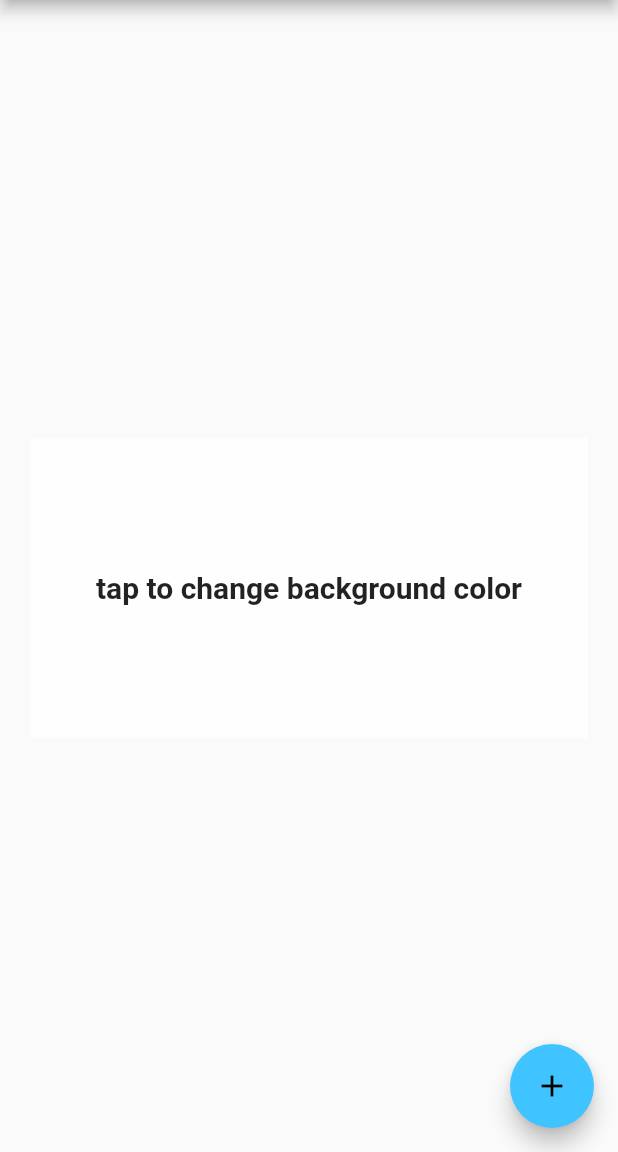
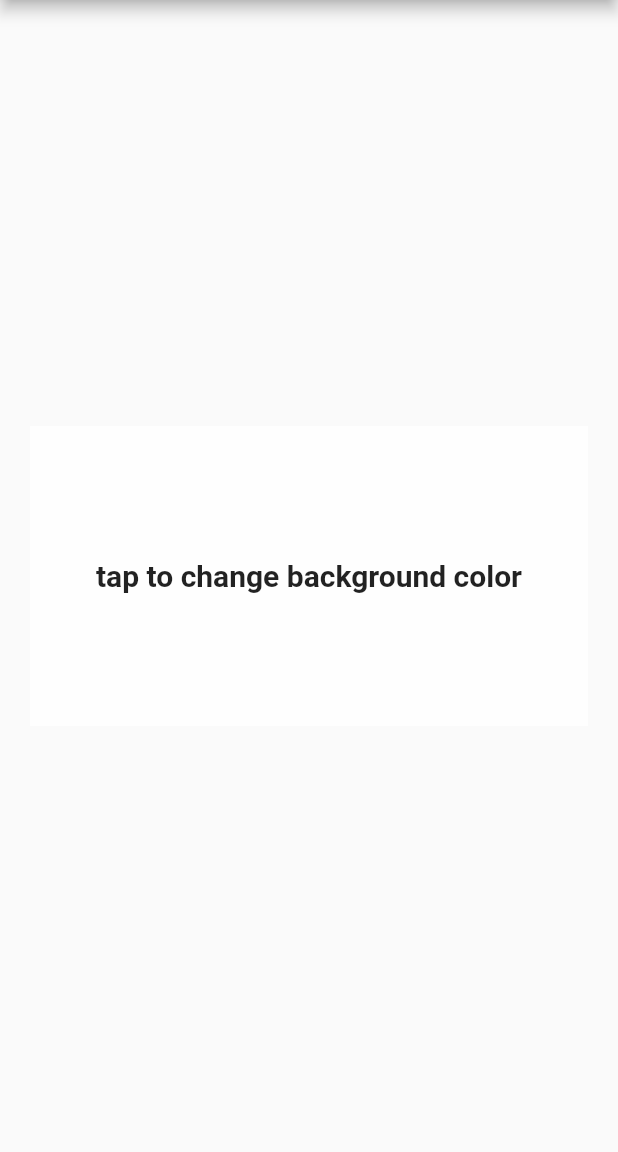
Before and after one commit to rcptanguilig/flutter_masters, a Flutter app: the screen it shows after launch, on a phone screen of 412 x 824 dp, the part 84-1236 px from its top. Run offline on Flutter 3.47's test engine with Material 2 defaults, Android fonts, the phone set to English and light mode, and no system bars.

Commit message:
initial commit for week2

```diff
--- a/lib/main.dart
+++ b/lib/main.dart
@@ -1,12 +1,31 @@
 import 'package:flutter/material.dart';
+import 'pages/row_and_column_page.dart';
+import 'pages/stack_page.dart';
+import 'pages/indexed_stack_page.dart';
+import 'pages/grid_page.dart';
+import 'pages/table_page.dart';
+import 'pages/flow_page.dart';
+import 'pages/wrap_page.dart';
+import 'pages/listview_page.dart';
+import 'helper.dart';
+import 'dart:math' as math;
+
 import 'pages/second_page.dart';
-import 'pages/add_info_page.dart';
-import 'dart:math' as math;
 
 void main() => runApp(MyApp());
 
 class MyApp extends StatelessWidget {
+  Helper helper;
   // This widget is the root of your application.
+
+  Color generateRandomColor() {
+    Helper.generateRandomColor();
+    return Color(
+        (math.Random().nextDouble() * 0xFFFFFF).toInt() <<
+            0)
+        .withOpacity(0.8);
+  }
+
   @override
   Widget build(BuildContext context) {
     return MaterialApp(
@@ -22,7 +41,14 @@ class MyApp extends StatelessWidget {
       ),
       home: MyHomePage(title: 'Flutter Masters'),
       routes: {
-        '/second': (BuildContext context) => SecondPage(),
+        '/rowcolumn': (BuildContext context) => RowAndColumnPage(),
+        '/stack': (BuildContext context) => SecondPage(),
+        '/istack': (BuildContext context) => SecondPage(),
+        '/grid': (BuildContext context) => SecondPage(),
+        '/table': (BuildContext context) => SecondPage(),
+        '/flow': (BuildContext context) => SecondPage(),
+        '/wrap': (BuildContext context) => WrapPage(),
+        '/listview': (BuildContext context) => ListViewPage(),
       },
     );
   }
@@ -39,26 +65,8 @@ class MyHomePage extends StatefulWidget {
 
 class _MyHomePageState extends State<MyHomePage> {
   String _testResult;
-  List<String> _textList = [];
+  final List<String> _helloList = ["Hello!","Përshëndetje!","أهلا!","Բարև՜։","Zdravo!","Hola!","你好！","Zdravo!","Ahoj!","Goddag!","Hallo!","Tere!","Hei!","Salut!","გამარჯობა!","Hallo!","Γειάσου!","नमस्ते!","Helló!","Halló!","Halo!","Ciao!","こんにちは！","សួរស្តី","여보세요!","Sveiki!","Здраво!","Hei","سلام!","Cześć!","Olá!","Bună!","Привет!","Здраво!","Ahoj!","Zdravo!","¡Hola!","Hallå!","สวัสดี","Merhaba!","Привіт!","chào"];
   Color _background = Colors.white70;
-
-  @override
-  void initState() {
-    super.initState();
-  }
-
-  void pushAddPage() async {
-    _testResult = await Navigator.push<String>(
-      context,
-      MaterialPageRoute(
-        builder: (context) => AddInfoPage(),
-      ),
-    );
-
-    if (_testResult != null && _testResult.isNotEmpty) {
-      _textList.add(_testResult);
-    }
-  }
 
   @override
   Widget build(BuildContext context) {
@@ -67,17 +75,74 @@ class _MyHomePageState extends State<MyHomePage> {
         title: Text(widget.title),
       ),
       drawer: Drawer(
-        child: Column(
+        child: ListView(
           children: <Widget>[
+            DrawerHeader(
+              child: Center(
+                child: Text(
+                  "Flutter UI Layouts",
+                  textAlign: TextAlign.center,
+                  style: TextStyle(
+                    fontWeight: FontWeight.bold,
+                    fontSize: 16.0,
+                  ),
+                ),
+              ),
+              decoration: BoxDecoration(color: Theme.of(context).accentColor),
+            ),
             ListTile(
-              title: Text("Add text"),
-              onTap: pushAddPage,
+              title: Text("Row and Column"),
+              onTap: () {
+                Navigator.pushNamed(context, "/rowcolumn");
+              },
             ),
             Divider(),
             ListTile(
-              title: Text("View text list"),
+              title: Text("Stack"),
               onTap: () {
-                Navigator.pushNamed(context, "/second", arguments: _textList);
+                Navigator.pushNamed(context, "/second");
+              },
+            ),
+            Divider(),
+            ListTile(
+              title: Text("Indexed Stack"),
+              onTap: () {
+                Navigator.pushNamed(context, "/second");
+              },
+            ),
+            Divider(),
+            ListTile(
+              title: Text("Grid"),
+              onTap: () {
+                Navigator.pushNamed(context, "/second", arguments: _helloList);
+              },
+            ),
+            Divider(),
+            ListTile(
+              title: Text("Table"),
+              onTap: () {
+                Navigator.pushNamed(context, "/second", arguments: _helloList);
+              },
+            ),
+            Divider(),
+            ListTile(
+              title: Text("Flow"),
+              onTap: () {
+                Navigator.pushNamed(context, "/second", arguments: _helloList);
+              },
+            ),
+            Divider(),
+            ListTile(
+              title: Text("Wrap"),
+              onTap: () {
+                Navigator.pushNamed(context, "/wrap");
+              },
+            ),
+            Divider(),
+            ListTile(
+              title: Text("ListView"),
+              onTap: () {
+                Navigator.pushNamed(context, "/listview", arguments: _helloList);
               },
             ),
             Divider(),
@@ -88,17 +153,11 @@ class _MyHomePageState extends State<MyHomePage> {
         child: Column(
           mainAxisAlignment: MainAxisAlignment.center,
           children: <Widget>[
-            Text(
-              _testResult ?? "",
-            ),
             GestureDetector(
               onTap: () {
                 setState(
                   () {
-                    _background = Color(
-                            (math.Random().nextDouble() * 0xFFFFFF).toInt() <<
-                                0)
-                        .withOpacity(0.8);
+                    _background = Helper.generateRandomColor();
                   },
                 );
               },
@@ -121,12 +180,6 @@ class _MyHomePageState extends State<MyHomePage> {
           ],
         ),
       ),
-
-      floatingActionButton: FloatingActionButton(
-        onPressed: pushAddPage,
-        tooltip: 'Add Text',
-        child: Icon(Icons.add),
-      ), // This trailing comma makes auto-formatting nicer for build methods.
     );
   }
 }
```
Also changed, not shown: lib/helper.dart (added, +11 -0 lines), lib/pages/listview_page.dart (added, +66 -0 lines), lib/pages/row_and_column_page.dart (added, +50 -0 lines), lib/pages/wrap_page.dart (added, +88 -0 lines), lib/pages/flow_page.dart (added), lib/pages/grid_page.dart (added), lib/pages/indexed_stack_page.dart (added), lib/pages/stack_page.dart (added), lib/pages/table_page.dart (added).
